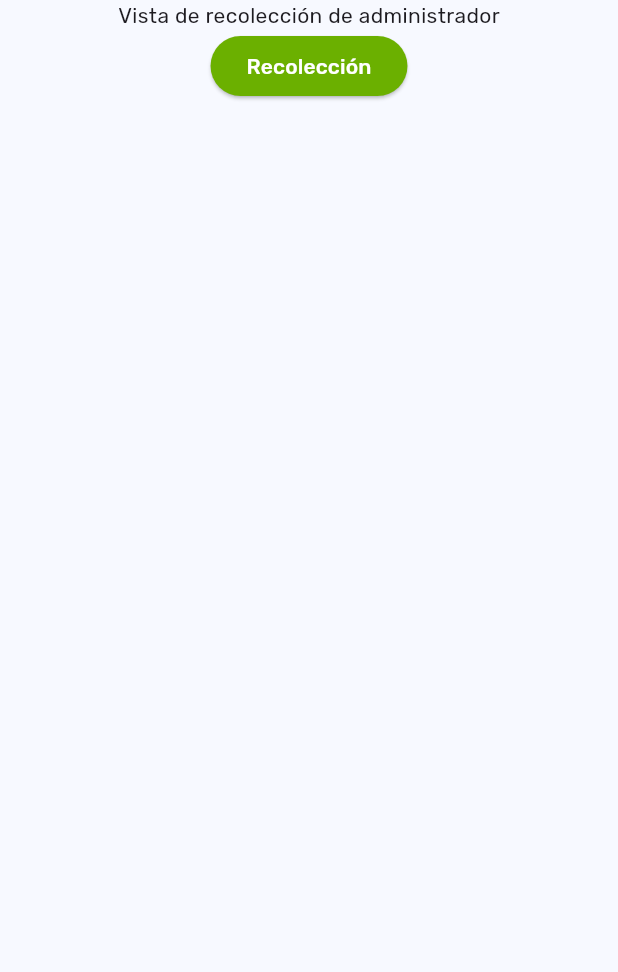
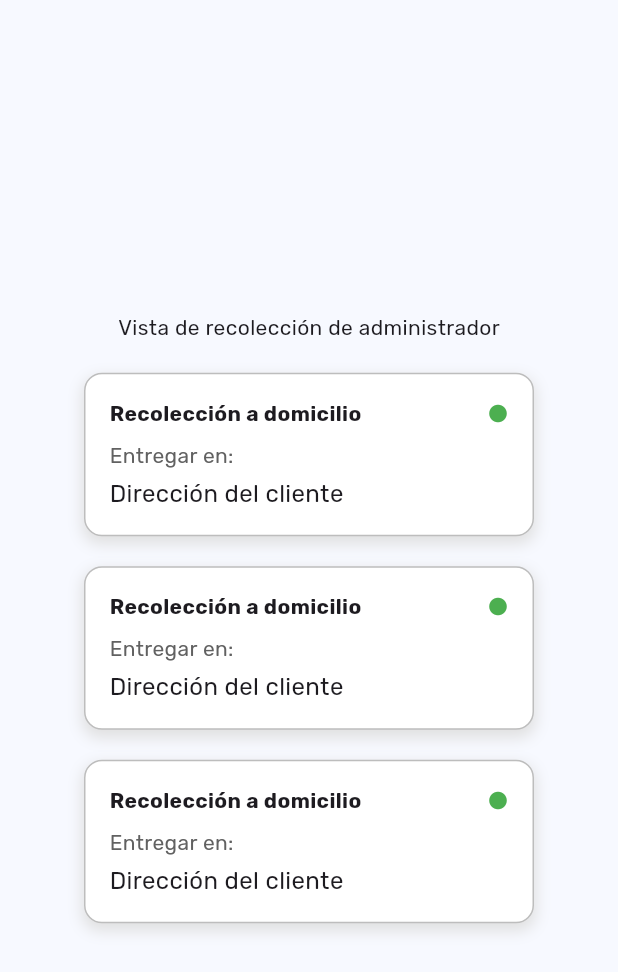
Before and after one commit to julianvent/acopiatech-app, a Flutter app: the AdminRecollectionView screen opened directly, on a phone screen of 412 x 824 dp. Shown: the top 972 px of the screen. Run offline on Flutter 3.47's test engine with Material 3 defaults, Android fonts, the phone set to English and light mode, and no system bars; our stand-ins replace animated_splash_screen, equatable, firebase_auth, firebase_core, flutter_bloc, get and 3 more; accounts and stored records are empty.

Commit message:
admin-home-view: recollection preview

```diff
--- a/lib/views/admin/admin_recollection_view.dart
+++ b/lib/views/admin/admin_recollection_view.dart
@@ -1,4 +1,5 @@
 import 'package:acopiatech/constants/colors_palette.dart';
+import 'package:acopiatech/widgets/recollection_preview.dart';
 import 'package:flutter/material.dart';
 
 class AdminRecollectionView extends StatefulWidget {
@@ -14,18 +15,13 @@ class _AdminRecollectionViewState extends State<AdminRecollectionView> {
     return Scaffold(
       body: Center(
         child: Column(
+          mainAxisAlignment: MainAxisAlignment.center,
+          spacing: 20,
           children: [
             Text('Vista de recolección de administrador'),
-            ElevatedButton(
-              onPressed: () {
-                // Aquí puedes agregar la lógica para cerrar sesión
-              },
-              style: ElevatedButton.styleFrom(
-                backgroundColor: ColorsPalette.hardGreen,
-                foregroundColor: Colors.white,
-              ),
-              child: const Text('Recolección'),
-            ),
+            RecollectionPreview(clientDirection: "Dirección del cliente"),
+            RecollectionPreview(clientDirection: "Dirección del cliente"),
+            RecollectionPreview(clientDirection: "Dirección del cliente"),
           ],
         ),
       ),
--- /dev/null
+++ b/lib/widgets/recollection_preview.dart
@@ -0,0 +1,56 @@
+import 'package:flutter/material.dart';
+
+class RecollectionPreview extends StatelessWidget {
+  const RecollectionPreview({super.key, required this.clientDirection});
+  final String clientDirection;
+
+  @override
+  Widget build(BuildContext context) {
+    return GestureDetector(
+      onTap: () {},
+      child: Container(
+        constraints: const BoxConstraints(maxWidth: 300),
+        padding: const EdgeInsets.all(16.0),
+        decoration: BoxDecoration(
+          color: Colors.white,
+          borderRadius: BorderRadius.circular(12.0),
+          border: Border.all(color: Colors.grey[400]!),
+          boxShadow: [
+            BoxShadow(
+              color: Colors.grey[300]!,
+              spreadRadius: 1,
+              blurRadius: 8,
+              offset: const Offset(0, 4),
+            ),
+          ],
+        ),
+        child: Column(
+          crossAxisAlignment: CrossAxisAlignment.start,
+          children: <Widget>[
+            Row(
+              mainAxisAlignment: MainAxisAlignment.spaceBetween,
+              children: [
+                Text(
+                  'Recolección a domicilio',
+                  style: TextStyle(fontWeight: FontWeight.bold),
+                ),
+                Icon(Icons.circle, color: Colors.green, size: 14),
+              ],
+            ),
+            const SizedBox(height: 8.0),
+            Text(
+              'Entregar en:',
+              style: TextStyle(fontSize: 14, color: Colors.grey[700]),
+            ),
+            const SizedBox(height: 4.0),
+            Text(
+              clientDirection,
+              textAlign: TextAlign.justify,
+              style: const TextStyle(fontSize: 16),
+            ),
+          ],
+        ),
+      ),
+    );
+  }
+}
```
